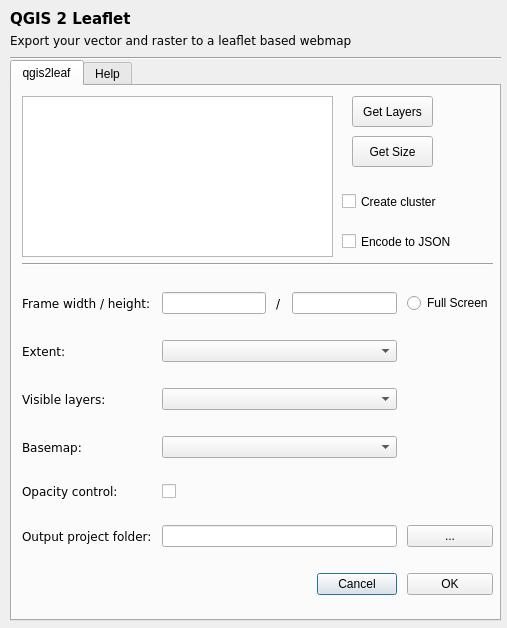
First picture: the form in ui_qgis2leaf.ui, repository Geolicious/qgis2leaf, before the edit.
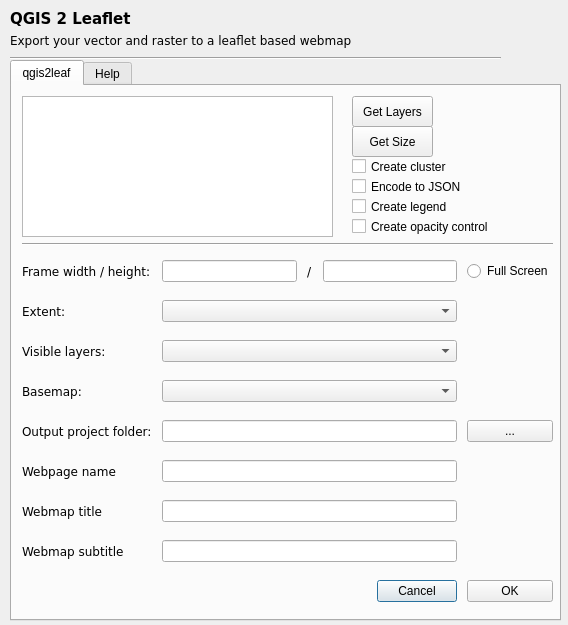
Second picture: the form after the edit.

Commit message: new GUI elements for page title and webmap title, improved layer control

```diff
--- a/ui_qgis2leaf.ui
+++ b/ui_qgis2leaf.ui
@@ -6,8 +6,8 @@
    <rect>
     <x>0</x>
     <y>0</y>
-    <width>507</width>
-    <height>628</height>
+    <width>568</width>
+    <height>625</height>
    </rect>
   </property>
   <property name="windowTitle">
@@ -70,7 +70,7 @@
     <rect>
      <x>10</x>
      <y>60</y>
-     <width>491</width>
+     <width>551</width>
      <height>561</height>
     </rect>
    </property>
@@ -87,7 +87,7 @@
        <x>10</x>
        <y>10</y>
        <width>311</width>
-       <height>161</height>
+       <height>141</height>
       </rect>
      </property>
     </widget>
@@ -95,9 +95,9 @@
      <property name="geometry">
       <rect>
        <x>10</x>
-       <y>190</y>
-       <width>471</width>
-       <height>337</height>
+       <y>166</y>
+       <width>531</width>
+       <height>361</height>
       </rect>
      </property>
      <layout class="QGridLayout" name="gridLayout">
@@ -148,7 +148,7 @@
       <item row="3" column="1">
        <widget class="QComboBox" name="comboBox_3"/>
       </item>
-      <item row="7" column="1">
+      <item row="10" column="1">
        <layout class="QHBoxLayout" name="horizontalLayout_4">
         <item>
          <spacer name="horizontalSpacer">
@@ -172,24 +172,24 @@
         </item>
        </layout>
       </item>
-      <item row="6" column="1">
+      <item row="5" column="1">
        <widget class="QLineEdit" name="lineEdit_2"/>
       </item>
-      <item row="7" column="2">
+      <item row="10" column="2">
        <widget class="QPushButton" name="okButton">
         <property name="text">
          <string>OK</string>
         </property>
        </widget>
       </item>
-      <item row="6" column="2">
+      <item row="5" column="2">
        <widget class="QPushButton" name="pushButton_2">
         <property name="text">
          <string>...</string>
         </property>
        </widget>
       </item>
-      <item row="6" column="0">
+      <item row="5" column="0">
        <widget class="QLabel" name="label_3">
         <property name="font">
          <font>
@@ -243,7 +243,7 @@
         </property>
        </widget>
       </item>
-      <item row="5" column="0">
+      <item row="6" column="0">
        <widget class="QLabel" name="label_8">
         <property name="font">
          <font>
@@ -251,34 +251,51 @@
          </font>
         </property>
         <property name="text">
-         <string>Opacity control:</string>
+         <string>Webpage name</string>
         </property>
        </widget>
       </item>
-      <item row="5" column="1">
-       <widget class="QCheckBox" name="checkBox">
-        <property name="enabled">
-         <bool>true</bool>
+      <item row="7" column="1">
+       <widget class="QLineEdit" name="webmap_head"/>
+      </item>
+      <item row="7" column="0">
+       <widget class="QLabel" name="label_10">
+        <property name="font">
+         <font>
+          <family>DejaVu Sans</family>
+         </font>
         </property>
-        <property name="autoFillBackground">
-         <bool>false</bool>
-        </property>
         <property name="text">
-         <string/>
+         <string>Webmap title</string>
         </property>
-        <property name="checked">
-         <bool>false</bool>
+       </widget>
+      </item>
+      <item row="6" column="1">
+       <widget class="QLineEdit" name="webpage_name"/>
+      </item>
+      <item row="8" column="0">
+       <widget class="QLabel" name="label_11">
+        <property name="font">
+         <font>
+          <family>DejaVu Sans</family>
+         </font>
         </property>
+        <property name="text">
+         <string>Webmap subtitle</string>
+        </property>
        </widget>
       </item>
+      <item row="8" column="1">
+       <widget class="QLineEdit" name="webmap_subhead"/>
+      </item>
      </layout>
     </widget>
     <widget class="Line" name="line_2">
      <property name="geometry">
       <rect>
        <x>10</x>
-       <y>170</y>
-       <width>471</width>
+       <y>150</y>
+       <width>531</width>
        <height>16</height>
       </rect>
      </property>
@@ -303,7 +320,7 @@
      <property name="geometry">
       <rect>
        <x>340</x>
-       <y>50</y>
+       <y>40</y>
        <width>81</width>
        <height>31</height>
       </rect>
@@ -315,10 +332,10 @@
     <widget class="QCheckBox" name="encode2JSON">
      <property name="geometry">
       <rect>
-       <x>330</x>
-       <y>140</y>
+       <x>340</x>
+       <y>90</y>
        <width>151</width>
-       <height>31</height>
+       <height>21</height>
       </rect>
      </property>
      <property name="layoutDirection">
@@ -331,10 +348,10 @@
     <widget class="QCheckBox" name="createcluster">
      <property name="geometry">
       <rect>
-       <x>330</x>
-       <y>100</y>
+       <x>340</x>
+       <y>70</y>
        <width>151</width>
-       <height>31</height>
+       <height>21</height>
       </rect>
      </property>
      <property name="layoutDirection">
@@ -344,6 +361,44 @@
       <string>Create cluster</string>
      </property>
     </widget>
+    <widget class="QCheckBox" name="createlegend">
+     <property name="geometry">
+      <rect>
+       <x>340</x>
+       <y>110</y>
+       <width>151</width>
+       <height>21</height>
+      </rect>
+     </property>
+     <property name="layoutDirection">
+      <enum>Qt::LeftToRight</enum>
+     </property>
+     <property name="text">
+      <string>Create legend</string>
+     </property>
+    </widget>
+    <widget class="QCheckBox" name="checkBox">
+     <property name="enabled">
+      <bool>true</bool>
+     </property>
+     <property name="geometry">
+      <rect>
+       <x>340</x>
+       <y>130</y>
+       <width>186</width>
+       <height>21</height>
+      </rect>
+     </property>
+     <property name="autoFillBackground">
+      <bool>false</bool>
+     </property>
+     <property name="text">
+      <string>Create opacity control</string>
+     </property>
+     <property name="checked">
+      <bool>false</bool>
+     </property>
+    </widget>
    </widget>
    <widget class="QWidget" name="tab_help">
     <attribute name="title">
```
Left out of the diff: 9 changed lines with no effect on the pictures. The commit also changes 5 other files.
